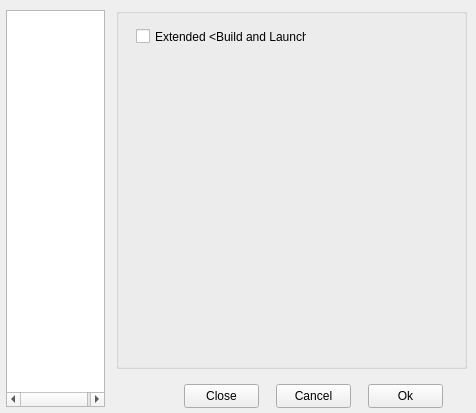
The window that hbide/setup.ui (FiveTechSoft/qtcontribs) describes before a commit, drawn with Qt 5.
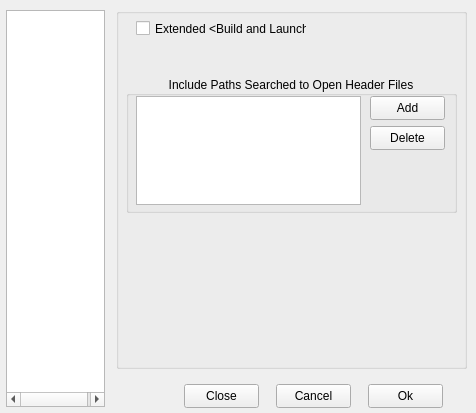
The same window after the commit.

What changed in the file:
```diff
--- a/hbide/setup.ui
+++ b/hbide/setup.ui
@@ -3756,7 +3756,7 @@
       <property name="geometry">
        <rect>
         <x>20</x>
-        <y>20</y>
+        <y>12</y>
         <width>171</width>
         <height>17</height>
        </rect>
@@ -3765,6 +3765,64 @@
        <string>Extended &lt;Build and Launch&gt;</string>
       </property>
      </widget>
+     <widget class="QGroupBox" name="groupIncludePaths">
+      <property name="geometry">
+       <rect>
+        <x>10</x>
+        <y>68</y>
+        <width>331</width>
+        <height>137</height>
+       </rect>
+      </property>
+      <property name="title">
+       <string>Include Paths Searched to Open Header Files</string>
+      </property>
+      <property name="alignment">
+       <set>Qt::AlignCenter</set>
+      </property>
+      <widget class="QListWidget" name="listIncludePaths">
+       <property name="geometry">
+        <rect>
+         <x>10</x>
+         <y>20</y>
+         <width>225</width>
+         <height>109</height>
+        </rect>
+       </property>
+      </widget>
+      <widget class="QPushButton" name="btnIncludePathsAdd">
+       <property name="geometry">
+        <rect>
+         <x>244</x>
+         <y>20</y>
+         <width>75</width>
+         <height>24</height>
+        </rect>
+       </property>
+       <property name="text">
+        <string>Add</string>
+       </property>
+       <property name="autoDefault">
+        <bool>false</bool>
+       </property>
+      </widget>
+      <widget class="QPushButton" name="btnIncludePathsDel">
+       <property name="geometry">
+        <rect>
+         <x>244</x>
+         <y>50</y>
+         <width>75</width>
+         <height>24</height>
+        </rect>
+       </property>
+       <property name="text">
+        <string>Delete</string>
+       </property>
+       <property name="autoDefault">
+        <bool>false</bool>
+       </property>
+      </widget>
+     </widget>
     </widget>
    </widget>
   </widget>
```
Left out of the diff: 24 changed lines with no effect on the pictures.
